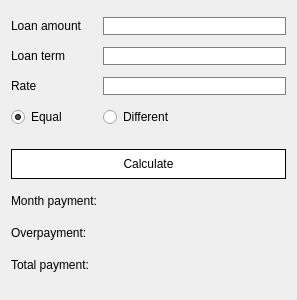
The window that gui/credit.ui (lmsnsk/exchange_3) describes before a commit, drawn with Qt 5.
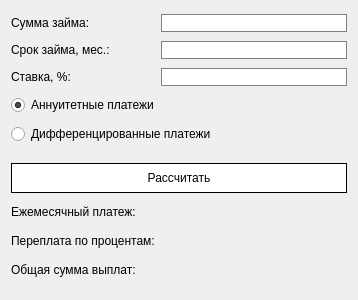
The same window after the commit.

The edit to the form file:
```diff
--- a/gui/credit.ui
+++ b/gui/credit.ui
@@ -6,7 +6,7 @@
    <rect>
     <x>0</x>
     <y>0</y>
-    <width>297</width>
+    <width>358</width>
     <height>300</height>
    </rect>
   </property>
@@ -48,72 +48,89 @@
      </property>
     </widget>
    </item>
-   <item row="3" column="0">
-    <widget class="QRadioButton" name="equalRBtn">
-     <property name="text">
-      <string>Equal</string>
+   <item row="6" column="0" colspan="2">
+    <widget class="QPushButton" name="calculateButton">
+     <property name="minimumSize">
+      <size>
+       <width>0</width>
+       <height>30</height>
+      </size>
      </property>
-     <property name="checked">
-      <bool>true</bool>
-     </property>
-    </widget>
-   </item>
-   <item row="8" column="1">
-    <widget class="QLineEdit" name="totalPayRes">
-     <property name="font">
-      <font>
-       <family>Arial</family>
-       <pointsize>11</pointsize>
-       <weight>75</weight>
-       <bold>true</bold>
-      </font>
-     </property>
-     <property name="cursor">
-      <cursorShape>ArrowCursor</cursorShape>
+     <property name="maximumSize">
+      <size>
+       <width>16777215</width>
+       <height>30</height>
+      </size>
      </property>
      <property name="focusPolicy">
       <enum>Qt::NoFocus</enum>
      </property>
      <property name="styleSheet">
-      <string notr="true">QLineEdit {
-	border:none;
-	background-color: transparent;
+      <string notr="true">QPushButton{
+	border:1px solid black;
 }</string>
      </property>
-     <property name="alignment">
-      <set>Qt::AlignRight|Qt::AlignTrailing|Qt::AlignVCenter</set>
+     <property name="text">
+      <string>Рассчитать</string>
      </property>
     </widget>
    </item>
    <item row="2" column="0">
     <widget class="QLabel" name="label_2">
      <property name="text">
-      <string>Rate</string>
+      <string>Ставка, %:</string>
      </property>
     </widget>
    </item>
-   <item row="6" column="0">
+   <item row="8" column="1">
+    <widget class="QLineEdit" name="overpayRes">
+     <property name="font">
+      <font>
+       <family>Arial</family>
+       <pointsize>11</pointsize>
+       <weight>75</weight>
+       <bold>true</bold>
+      </font>
+     </property>
+     <property name="cursor">
+      <cursorShape>ArrowCursor</cursorShape>
+     </property>
+     <property name="focusPolicy">
+      <enum>Qt::NoFocus</enum>
+     </property>
+     <property name="styleSheet">
+      <string notr="true">QLineEdit {
+	border:none;
+	background-color: transparent;
+}</string>
+     </property>
+     <property name="alignment">
+      <set>Qt::AlignRight|Qt::AlignTrailing|Qt::AlignVCenter</set>
+     </property>
+    </widget>
+   </item>
+   <item row="7" column="0">
     <widget class="QLabel" name="label_4">
      <property name="text">
-      <string>Month payment:</string>
+      <string>Ежемесячный платеж:</string>
      </property>
     </widget>
    </item>
-   <item row="3" column="1">
-    <widget class="QRadioButton" name="differentRBtn">
-     <property name="text">
-      <string>Different</string>
+   <item row="0" column="1">
+    <widget class="QLineEdit" name="loanAmountInput">
+     <property name="alignment">
+      <set>Qt::AlignRight|Qt::AlignTrailing|Qt::AlignVCenter</set>
      </property>
     </widget>
    </item>
    <item row="0" column="0">
     <widget class="QLabel" name="label">
      <property name="text">
-      <string>Loan amount</string>
+      <string>Сумма займа:</string>
      </property>
     </widget>
    </item>
-   <item row="6" column="1">
+   <item row="7" column="1">
     <widget class="QLineEdit" name="payRes">
      <property name="font">
       <font>
@@ -140,7 +157,21 @@
      </property>
     </widget>
    </item>
-   <item row="4" column="1">
+   <item row="1" column="0">
+    <widget class="QLabel" name="label_3">
+     <property name="text">
+      <string>Срок займа, мес.:</string>
+     </property>
+    </widget>
+   </item>
+   <item row="1" column="1">
+    <widget class="QLineEdit" name="timeInput">
+     <property name="alignment">
+      <set>Qt::AlignRight|Qt::AlignTrailing|Qt::AlignVCenter</set>
+     </property>
+    </widget>
+   </item>
+   <item row="5" column="1">
     <spacer name="verticalSpacer">
      <property name="orientation">
       <enum>Qt::Vertical</enum>
@@ -156,92 +187,61 @@
      </property>
     </spacer>
    </item>
-   <item row="7" column="1">
-    <widget class="QLineEdit" name="overpayRes">
-     <property name="font">
-      <font>
-       <family>Arial</family>
-       <pointsize>11</pointsize>
-       <weight>75</weight>
-       <bold>true</bold>
-      </font>
-     </property>
-     <property name="cursor">
-      <cursorShape>ArrowCursor</cursorShape>
-     </property>
-     <property name="focusPolicy">
-      <enum>Qt::NoFocus</enum>
-     </property>
-     <property name="styleSheet">
-      <string notr="true">QLineEdit {
-	border:none;
-	background-color: transparent;
-}</string>
-     </property>
-     <property name="alignment">
-      <set>Qt::AlignRight|Qt::AlignTrailing|Qt::AlignVCenter</set>
-     </property>
-    </widget>
-   </item>
-   <item row="0" column="1">
-    <widget class="QLineEdit" name="loanAmountInput">
-     <property name="alignment">
-      <set>Qt::AlignRight|Qt::AlignTrailing|Qt::AlignVCenter</set>
-     </property>
-    </widget>
-   </item>
-   <item row="1" column="0">
-    <widget class="QLabel" name="label_3">
-     <property name="text">
-      <string>Loan term</string>
-     </property>
-    </widget>
-   </item>
-   <item row="8" column="0">
+   <item row="9" column="0">
     <widget class="QLabel" name="label_6">
      <property name="text">
-      <string>Total payment:</string>
+      <string>Общая сумма выплат:</string>
      </property>
     </widget>
    </item>
-   <item row="7" column="0">
+   <item row="8" column="0">
     <widget class="QLabel" name="label_5">
      <property name="text">
-      <string>Overpayment:</string>
+      <string>Переплата по процентам:</string>
      </property>
     </widget>
    </item>
-   <item row="1" column="1">
-    <widget class="QLineEdit" name="timeInput">
-     <property name="alignment">
-      <set>Qt::AlignRight|Qt::AlignTrailing|Qt::AlignVCenter</set>
+   <item row="9" column="1">
+    <widget class="QLineEdit" name="totalPayRes">
+     <property name="font">
+      <font>
+       <family>Arial</family>
+       <pointsize>11</pointsize>
+       <weight>75</weight>
+       <bold>true</bold>
+      </font>
      </property>
-    </widget>
-   </item>
-   <item row="5" column="0" colspan="2">
-    <widget class="QPushButton" name="calculateButton">
-     <property name="minimumSize">
-      <size>
-       <width>0</width>
-       <height>30</height>
-      </size>
-     </property>
-     <property name="maximumSize">
-      <size>
-       <width>16777215</width>
-       <height>30</height>
-      </size>
+     <property name="cursor">
+      <cursorShape>ArrowCursor</cursorShape>
      </property>
      <property name="focusPolicy">
       <enum>Qt::TabFocus</enum>
      </property>
      <property name="styleSheet">
-      <string notr="true">QPushButton{
-	border:1px solid black;
+      <string notr="true">QLineEdit {
+	border:none;
+	background-color: transparent;
 }</string>
      </property>
+     <property name="alignment">
+      <set>Qt::AlignRight|Qt::AlignTrailing|Qt::AlignVCenter</set>
+     </property>
+    </widget>
+   </item>
+   <item row="3" column="0" colspan="2">
+    <widget class="QRadioButton" name="equalRBtn">
      <property name="text">
-      <string>Calculate</string>
+      <string>Аннуитетные платежи</string>
+     </property>
+     <property name="checked">
+      <bool>true</bool>
+     </property>
+    </widget>
+   </item>
+   <item row="4" column="0" colspan="2">
+    <widget class="QRadioButton" name="differentRBtn">
+     <property name="text">
+      <string>Дифференцированные платежи</string>
      </property>
     </widget>
    </item>
```
Left out of the diff: 4 changed lines with no effect on the pictures.
